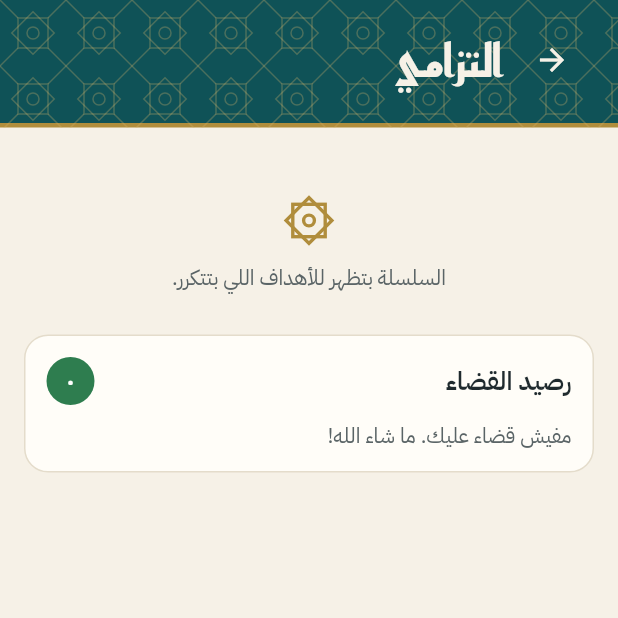
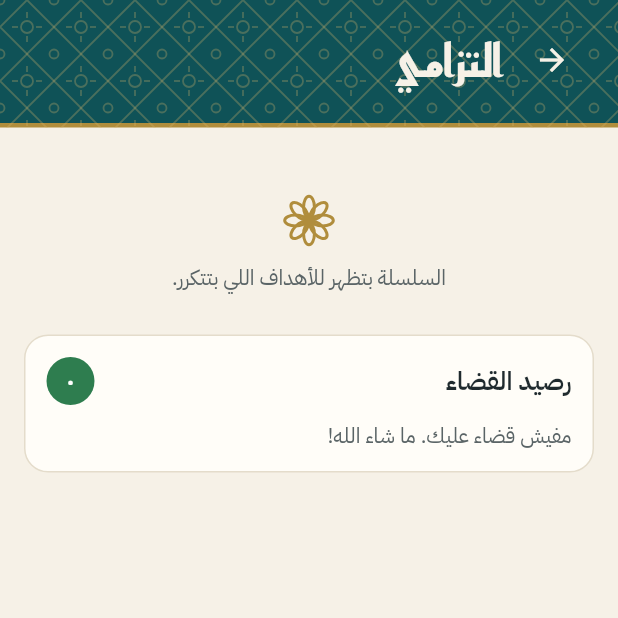
Before and after one commit to Didamony/7yaty, a Flutter app: the screen it shows after launch, item 2 of the bottom bar chosen, after a tap on "التزامي", on a phone screen of 412 x 824 dp, the top half of it. Run offline on Flutter 3.47's test engine with Material 3 defaults, Android fonts, the phone set to English and light mode, and no system bars; our stand-ins replace adhan, audioplayers, file_picker, flutter_local_notifications, google_sign_in, image_picker and 3 more; missing offline and left inert: epubx, googleapis, idb_shim, pdfx, record.

Commit message:
Replace the eight-pointed star ornaments
Headers now use a mashrabiya lattice and ornaments use an eight-petal
floral rosette, including the notification icon.

Co-Authored-By: Claude Opus 5.5 <noreply@anthropic.com>
Claude-Session: https://claude.ai/code/session_01CiYD68xco6uDpDCBgQuNoU

```diff
--- a/lib/core/theme.dart
+++ b/lib/core/theme.dart
@@ -179,9 +179,10 @@ ThemeData buildTheme(Brightness brightness) {
   );
 }
 
-/// The eight-pointed star (khatam) lattice drawn behind headers.
-class KhatamPainter extends CustomPainter {
-  const KhatamPainter({required this.color, this.cell = 44});
+/// The mashrabiya lattice drawn behind headers: diamonds with a ring at
+/// each crossing, like a carved wooden screen.
+class LatticePainter extends CustomPainter {
+  const LatticePainter({required this.color, this.cell = 36});
 
   final Color color;
   final double cell;
@@ -191,45 +192,39 @@ class KhatamPainter extends CustomPainter {
     final paint = Paint()
       ..color = color
       ..style = PaintingStyle.stroke
-      ..strokeWidth = 1;
+      ..strokeWidth = 1.2;
+    final h = cell / 2;
     for (double y = 0; y < size.height + cell; y += cell) {
       for (double x = 0; x < size.width + cell; x += cell) {
-        final c = Offset(x + cell / 2, y + cell / 2);
-        final r = cell * 10 / 44;
-        canvas.drawRect(
-          Rect.fromCenter(center: c, width: 2 * r, height: 2 * r),
+        final c = Offset(x + h, y + h);
+        canvas.drawPath(
+          Path()
+            ..moveTo(x, y + h)
+            ..lineTo(x + h, y)
+            ..lineTo(x + cell, y + h)
+            ..lineTo(x + h, y + cell)
+            ..close(),
           paint,
         );
-        canvas.save();
-        canvas.translate(c.dx, c.dy);
-        canvas.rotate(math.pi / 4);
-        canvas.drawRect(
-          Rect.fromCenter(center: Offset.zero, width: 2 * r, height: 2 * r),
-          paint,
-        );
-        canvas.restore();
-        canvas.drawCircle(c, cell * 4 / 44, paint);
-        final k = cell * 12 / 44;
+        canvas.drawCircle(c, cell * 4 / 36, paint);
+        canvas.drawCircle(Offset(x, y), cell * 3 / 36, paint);
+        final t = cell * 10 / 36, u = cell * 6 / 36;
         canvas
-          ..drawLine(Offset(x, y), Offset(x + k, y + k), paint)
-          ..drawLine(Offset(x + cell, y), Offset(x + cell - k, y + k), paint)
-          ..drawLine(Offset(x, y + cell), Offset(x + k, y + cell - k), paint)
-          ..drawLine(
-            Offset(x + cell, y + cell),
-            Offset(x + cell - k, y + cell - k),
-            paint,
-          );
+          ..drawLine(c.translate(0, -t), c.translate(0, -u), paint)
+          ..drawLine(c.translate(0, t), c.translate(0, u), paint)
+          ..drawLine(c.translate(-t, 0), c.translate(-u, 0), paint)
+          ..drawLine(c.translate(t, 0), c.translate(u, 0), paint);
       }
     }
   }
 
   @override
-  bool shouldRepaint(KhatamPainter old) => old.color != color;
+  bool shouldRepaint(LatticePainter old) => old.color != color;
 }
 
-/// A single eight-pointed star, used as an ornament and divider mark.
-class StarMark extends StatelessWidget {
-  const StarMark({super.key, this.size = 16, this.color, this.filled = false});
+/// A floral rosette (shamsa) of eight round petals, used as an ornament.
+class Rosette extends StatelessWidget {
+  const Rosette({super.key, this.size = 16, this.color, this.filled = false});
 
   final double size;
   final Color? color;
@@ -239,44 +234,46 @@ class StarMark extends StatelessWidget {
   Widget build(BuildContext context) => ExcludeSemantics(
     child: CustomPaint(
       size: Size.square(size),
-      painter: _StarPainter(color ?? Palette.of(context).gold, filled),
+      painter: _RosettePainter(color ?? Palette.of(context).gold, filled),
     ),
   );
 }
 
-class _StarPainter extends CustomPainter {
-  _StarPainter(this.color, this.filled);
+class _RosettePainter extends CustomPainter {
+  _RosettePainter(this.color, this.filled);
 
   final Color color;
   final bool filled;
 
   @override
   void paint(Canvas canvas, Size size) {
-    final paint = Paint()
+    final s = size.width;
+    final stroke = Paint()
       ..color = color
       ..style = PaintingStyle.stroke
-      ..strokeWidth = size.width / 16;
-    final c = size.center(Offset.zero);
-    final r = size.width * 0.3;
-    final rect = Rect.fromCenter(
-      center: Offset.zero,
-      width: 2 * r,
-      height: 2 * r,
-    );
+      ..strokeWidth = s / 18;
+    final fill = Paint()..color = color.withValues(alpha: filled ? 0.35 : 0);
     canvas.save();
-    canvas.translate(c.dx, c.dy);
-    canvas.drawRect(rect, paint);
-    canvas.rotate(math.pi / 4);
-    canvas.drawRect(rect, paint);
+    canvas.translate(s / 2, s / 2);
+    for (var i = 0; i < 8; i++) {
+      final petal = Rect.fromCenter(
+        center: Offset(0, -s * 0.25),
+        width: s * 0.2,
+        height: s * 0.4,
+      );
+      if (filled) canvas.drawOval(petal, fill);
+      canvas.drawOval(petal, stroke);
+      canvas.rotate(math.pi / 4);
+    }
     canvas.restore();
     canvas.drawCircle(
-      c,
-      size.width * 0.1,
-      paint..style = filled ? PaintingStyle.fill : PaintingStyle.stroke,
+      size.center(Offset.zero),
+      s * 0.1,
+      Paint()..color = color,
     );
   }
 
   @override
-  bool shouldRepaint(_StarPainter old) =>
+  bool shouldRepaint(_RosettePainter old) =>
       old.color != color || old.filled != filled;
 }
--- a/lib/ui/adhkar_page.dart
+++ b/lib/ui/adhkar_page.dart
@@ -70,7 +70,7 @@ class _CategoryTile extends StatelessWidget {
           padding: const EdgeInsets.all(14),
           child: Row(
             children: [
-              StarMark(size: 30, color: p.gold, filled: done),
+              Rosette(size: 30, color: p.gold, filled: done),
               const SizedBox(width: 12),
               Expanded(
                 child: Column(
--- a/lib/ui/books.dart
+++ b/lib/ui/books.dart
@@ -169,7 +169,7 @@ class _Cover extends StatelessWidget {
     child: Column(
       mainAxisAlignment: MainAxisAlignment.center,
       children: [
-        const StarMark(size: 36, color: Color(0xFFD4B26A)),
+        const Rosette(size: 36, color: Color(0xFFD4B26A)),
         const SizedBox(height: 8),
         Text(
           title,
--- a/lib/ui/goals.dart
+++ b/lib/ui/goals.dart
@@ -85,7 +85,7 @@ class _GoalsPageState extends State<GoalsPage> {
                 children: [
                   Expanded(
                     child: _MiniCard(
-                      icon: StarMark(size: 26, color: p.gold, filled: true),
+                      icon: Rosette(size: 26, color: p.gold, filled: true),
                       title: tr('التزامي'),
                       value: tr('{n} يوم', {'n': best}),
                       badge: qada > 0 ? tr('قضاء {n}', {'n': qada}) : null,
@@ -552,7 +552,7 @@ class StreakPage extends StatelessWidget {
                       children: [
                         Row(
                           children: [
-                            StarMark(size: 40, color: p.gold, filled: true),
+                            Rosette(size: 40, color: p.gold, filled: true),
                             const SizedBox(width: 12),
                             Expanded(
                               child: Column(
--- a/lib/ui/quran_page.dart
+++ b/lib/ui/quran_page.dart
@@ -181,7 +181,7 @@ class _SurahTile extends StatelessWidget {
               child: Stack(
                 alignment: Alignment.center,
                 children: [
-                  StarMark(size: 44, color: p.gold),
+                  Rosette(size: 44, color: p.gold),
                   Text(
                     n(surah.number),
                     style: TextStyle(
@@ -488,7 +488,7 @@ class _SurahBanner extends StatelessWidget {
       ),
       child: Row(
         children: [
-          StarMark(size: 26, color: p.gold),
+          Rosette(size: 26, color: p.gold),
           Expanded(
             child: Text(
               'سورة $name',
@@ -501,7 +501,7 @@ class _SurahBanner extends StatelessWidget {
               ),
             ),
           ),
-          StarMark(size: 26, color: p.gold),
+          Rosette(size: 26, color: p.gold),
         ],
       ),
     );
--- a/lib/ui/settings.dart
+++ b/lib/ui/settings.dart
@@ -251,7 +251,7 @@ class _BackgroundPicker extends StatelessWidget {
                     : DecorationImage(image: image, fit: BoxFit.cover),
               ),
               child: image == null
-                  ? const Center(child: StarMark(size: 24))
+                  ? const Center(child: Rosette(size: 24))
                   : null,
             ),
             const SizedBox(width: 12),
--- a/lib/ui/tasbih_page.dart
+++ b/lib/ui/tasbih_page.dart
@@ -510,7 +510,7 @@ class _DigitalCounter extends StatelessWidget {
                 child: const SizedBox.square(
                   dimension: 96,
                   child: Center(
-                    child: StarMark(size: 40, color: Color(0xFF1F2A2E)),
+                    child: Rosette(size: 40, color: Color(0xFF1F2A2E)),
                   ),
                 ),
               ),
--- a/lib/ui/today.dart
+++ b/lib/ui/today.dart
@@ -430,7 +430,7 @@ class _GoalTile extends StatelessWidget {
                   child: Row(
                     mainAxisSize: MainAxisSize.min,
                     children: [
-                      StarMark(size: 14, color: p.gold, filled: true),
+                      Rosette(size: 14, color: p.gold, filled: true),
                       const SizedBox(width: 3),
                       Text(
                         n(streak),
--- a/lib/ui/widgets.dart
+++ b/lib/ui/widgets.dart
@@ -40,7 +40,7 @@ class OrnateHeader extends StatelessWidget {
         children: [
           Positioned.fill(
             child: CustomPaint(
-              painter: KhatamPainter(
+              painter: LatticePainter(
                 color: const Color(0xFFD4B26A).withValues(alpha: 0.3),
               ),
             ),
@@ -222,7 +222,7 @@ class StarDivider extends StatelessWidget {
           line,
           const Padding(
             padding: EdgeInsets.symmetric(horizontal: 10),
-            child: StarMark(size: 16),
+            child: Rosette(size: 16),
           ),
           line,
         ],
@@ -309,7 +309,7 @@ class EmptyNote extends StatelessWidget {
     padding: const EdgeInsets.symmetric(vertical: 28),
     child: Column(
       children: [
-        const StarMark(size: 36),
+        const Rosette(size: 36),
         const SizedBox(height: 10),
         Text(
           text,
```
Also changed, not shown: 5 other files.
